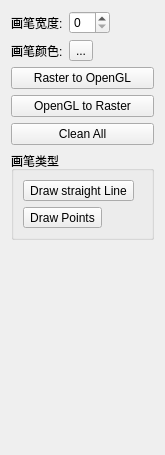
shufameng/pen_test, file src/pensetwidget.ui: the form before one commit.
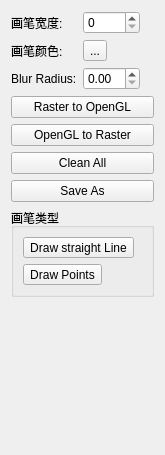
The form after the commit.

```diff
--- a/src/pensetwidget.ui
+++ b/src/pensetwidget.ui
@@ -57,6 +57,20 @@
        </property>
       </spacer>
      </item>
+     <item row="2" column="0">
+      <widget class="QLabel" name="label_3">
+       <property name="text">
+        <string>Blur Radius:</string>
+       </property>
+      </widget>
+     </item>
+     <item row="2" column="1">
+      <widget class="QDoubleSpinBox" name="doubleSpinBoxBlurRadius">
+       <property name="singleStep">
+        <double>0.010000000000000</double>
+       </property>
+      </widget>
+     </item>
     </layout>
    </item>
    <item>
@@ -80,6 +94,13 @@
      </property>
     </widget>
    </item>
+   <item>
+    <widget class="QPushButton" name="pushButtonSaveAs">
+     <property name="text">
+      <string>Save As</string>
+     </property>
+    </widget>
+   </item>
    <item>
     <widget class="QGroupBox" name="groupBox">
      <property name="title">
```
Left out of the diff: 28 changed lines with no effect on the pictures.
